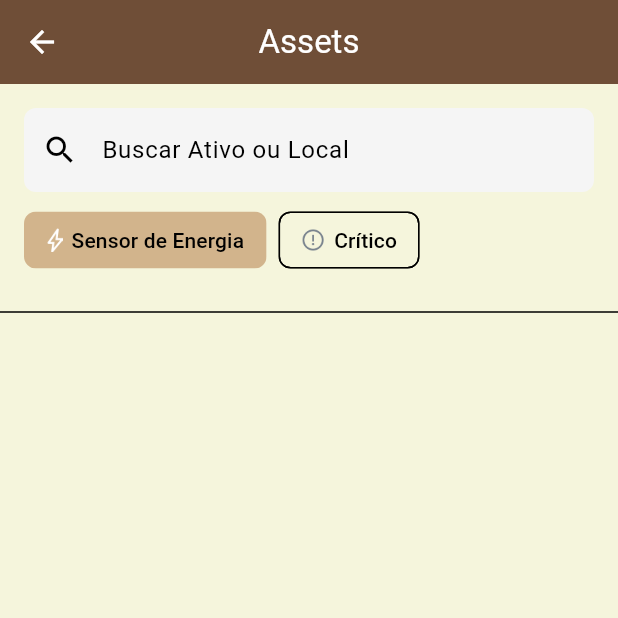
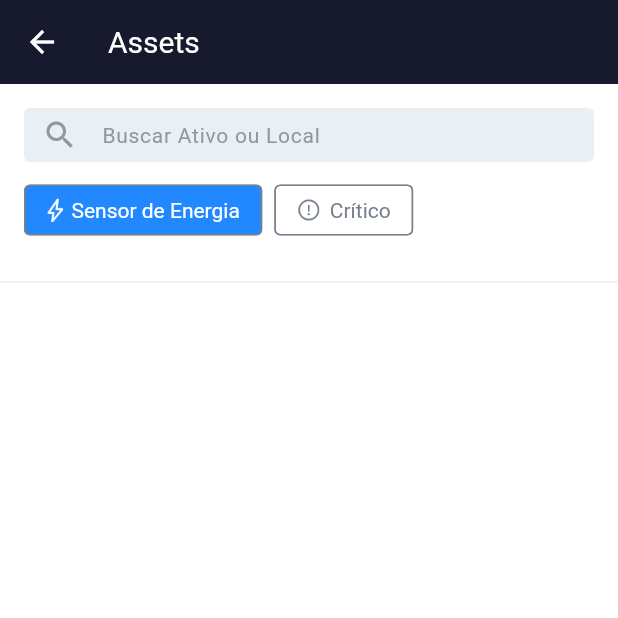
Before and after one commit to luizvnegrini/tractian, a Flutter app: the AssetsPage screen opened directly with empty values, after a tap on "Sensor de Energia", on a phone screen of 412 x 824 dp, the top half of it. Run offline on Flutter 3.47's test engine with Material 3 defaults, Android fonts, the phone set to English and light mode, and no system bars; our stand-ins replace dartz, equatable, flutter_bloc, get_it, go_router, stack_trace; network calls fail.

Commit message:
feat: theme, colors and font updated

```diff
--- a/app/lib/app.dart
+++ b/app/lib/app.dart
@@ -26,7 +26,7 @@ class _App extends StatelessWidget {
   Widget build(BuildContext context) {
     return MaterialApp.router(
       title: F.title,
-      theme: buildTheme(),
+      theme: AppTheme.theme,
       routerConfig: router,
     );
   }
--- a/app/lib/presentation/assets/assets_page.dart
+++ b/app/lib/presentation/assets/assets_page.dart
@@ -74,18 +74,14 @@ class _AssetsPageState extends State<AssetsPage> {
       padding: const EdgeInsets.all(16),
       child: Column(
         children: [
-          TextField(
+          SizedBox(
+            height: 36,
+            child: TextField(
               controller: _searchController,
               focusNode: _searchFocusNode,
               decoration: InputDecoration(
                 hintText: 'Buscar Ativo ou Local',
                 prefixIcon: const Icon(Icons.search),
-              border: OutlineInputBorder(
-                borderRadius: BorderRadius.circular(8),
-                borderSide: BorderSide.none,
-              ),
-              filled: true,
-              fillColor: Colors.grey[100],
               ),
               onChanged: (value) => _onSearchChanged(value),
               onSubmitted: (value) {
@@ -94,6 +90,7 @@ class _AssetsPageState extends State<AssetsPage> {
                 _searchFocusNode.requestFocus();
               },
               textInputAction: TextInputAction.search,
+            ),
           ),
           const SizedBox(height: 8),
           Row(
@@ -302,14 +299,14 @@ class _FilterChip extends StatelessWidget {
             color: isSelected ? Colors.white : null,
           ),
           const SizedBox(width: 6),
-          Text(label),
+          Text(
+            label,
+            style: TextStyle(color: isSelected ? Colors.white : null),
+          ),
         ],
       ),
       selected: isSelected,
       onSelected: onSelected,
-      backgroundColor: Colors.transparent,
-      showCheckmark: false,
-      padding: const EdgeInsets.symmetric(horizontal: 6, vertical: 8),
     );
   }
 }
--- a/app/pubspec.yaml
+++ b/app/pubspec.yaml
@@ -20,7 +20,6 @@ dev_dependencies:
     sdk: flutter
   flutter_flavorizr: ^2.2.3
   mocktail: ^1.0.4
-
   flutter_lints: ^5.0.0
 
 flutter:
--- a/packages/design_system/lib/theme/colors.dart
+++ b/packages/design_system/lib/theme/colors.dart
@@ -1,6 +1,20 @@
 import 'package:flutter/material.dart';
 
 class ThemeColors {
-  Color get primary => const Color(0xFF6F4E37);
-  Color get secondary => const Color(0xFFD2B48C);
+  static const primary = Color(0xFF2188FF);
+  static const secondary = Color(0xFFD2B48C);
+  static const surface = Colors.white;
+  static const scaffoldBackground = Colors.white;
+  static const appBarBackground = Color(0xFF17192D);
+  static const appBarIcon = Colors.white;
+  static const appBarTitle = Colors.white;
+  static const chipLabel = Color(0xFF77818C);
+  static const chipSelected = primary;
+  static const chipBorder = Color(0xFF77818C);
+  static const buttonBackground = primary;
+  static const buttonForeground = Colors.white;
+  static const inputFill = Color(0xFFEAEFF3);
+  static const inputPrefixIcon = Color(0xFF8E98A3);
+  static const inputHint = Color(0xFF8E98A3);
+  static const divider = inputFill;
 }
--- a/packages/design_system/pubspec.yaml
+++ b/packages/design_system/pubspec.yaml
@@ -20,7 +20,7 @@ flutter:
   assets:
     - assets/images/
   fonts:
-    - family: Roboto Condensed
+    - family: Roboto
       fonts:
         - asset: assets/fonts/Roboto-Black.ttf
         - asset: assets/fonts/Roboto-BlackItalic.ttf
```
Also changed, not shown: app/lib/presentation/companies/companies_page.dart (+7 -4 lines), packages/design_system/lib/theme/theme.dart (+45 -38 lines). Lines whose indentation alone changed are shown as unchanged.
